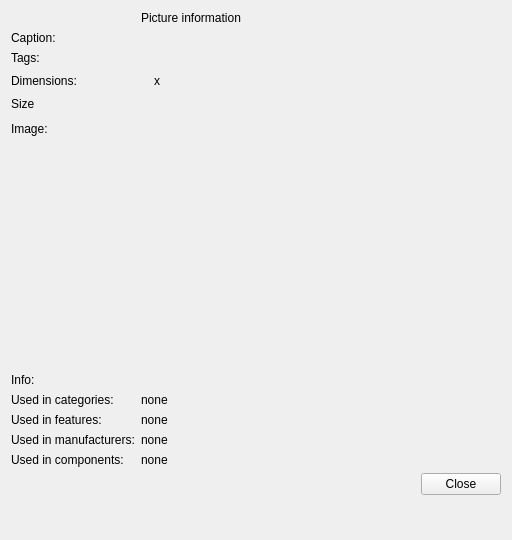
The window that client/uiforms/picture_info.ui (Wolframe/configurator) describes before a commit, drawn with Qt 5.
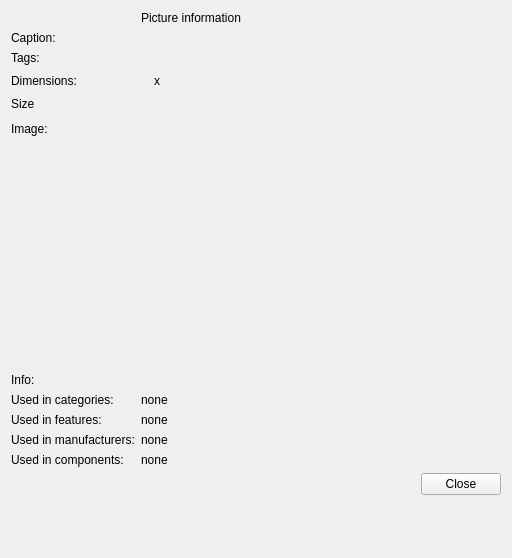
The same window after the commit. Icons and pictures are not drawn.

Diff of the .ui file:
```diff
--- a/client/uiforms/picture_info.ui
+++ b/client/uiforms/picture_info.ui
@@ -10,7 +10,7 @@
     <x>0</x>
     <y>0</y>
     <width>512</width>
-    <height>540</height>
+    <height>558</height>
    </rect>
   </property>
   <property name="windowTitle">
```
Left out of the diff: 7 changed lines with no effect on the pictures.
